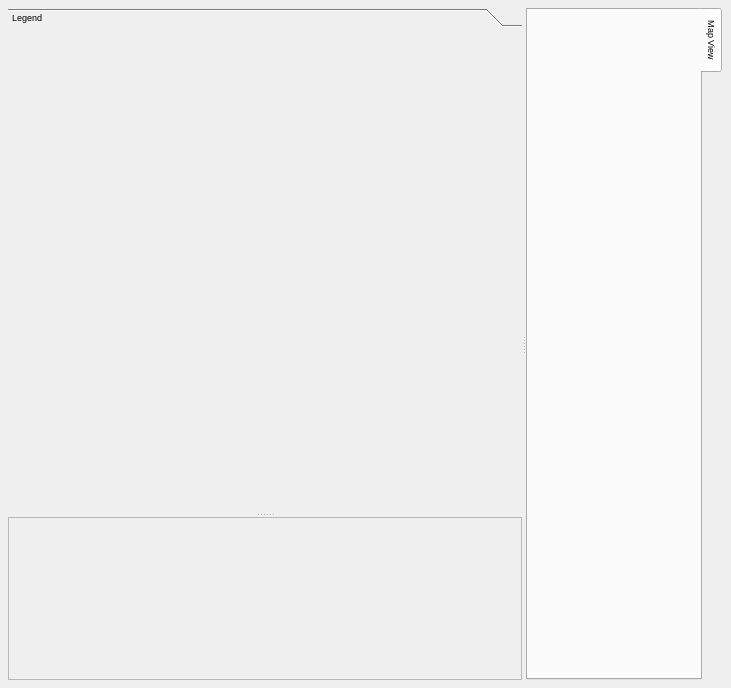
First picture: the form in branches/Qt4-Ui-Conversion/src/qgisappbase.ui, repository stopa85/Quantum-GIS, before the edit.
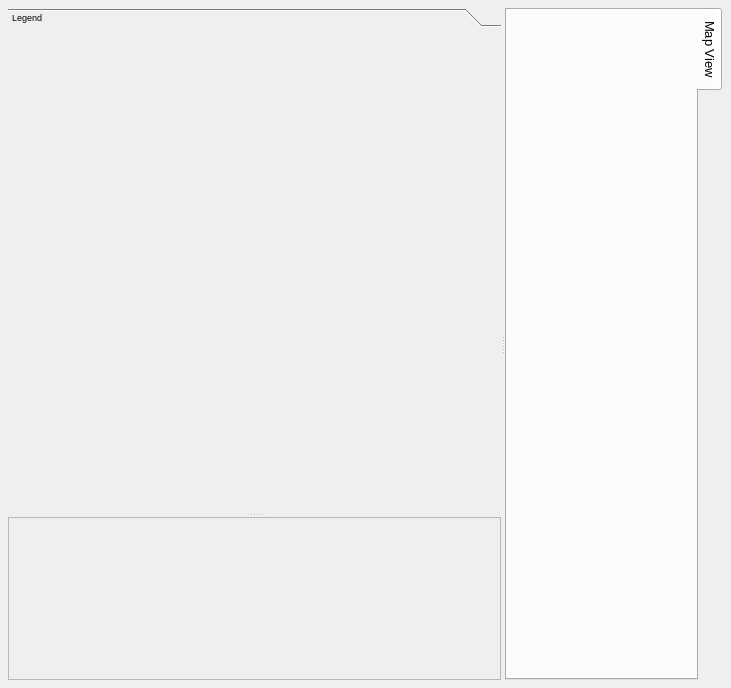
Second picture: the form after the edit.

Commit message: Make canvas tab text bigger for myopia friendliness

The edit to the form file:
```diff
--- a/branches/Qt4-Ui-Conversion/src/qgisappbase.ui
+++ b/branches/Qt4-Ui-Conversion/src/qgisappbase.ui
@@ -111,7 +111,7 @@
        <property name="font" >
         <font>
          <family>Arial</family>
-         <pointsize>7</pointsize>
+         <pointsize>10</pointsize>
          <weight>50</weight>
          <italic>false</italic>
          <bold>false</bold>
```
